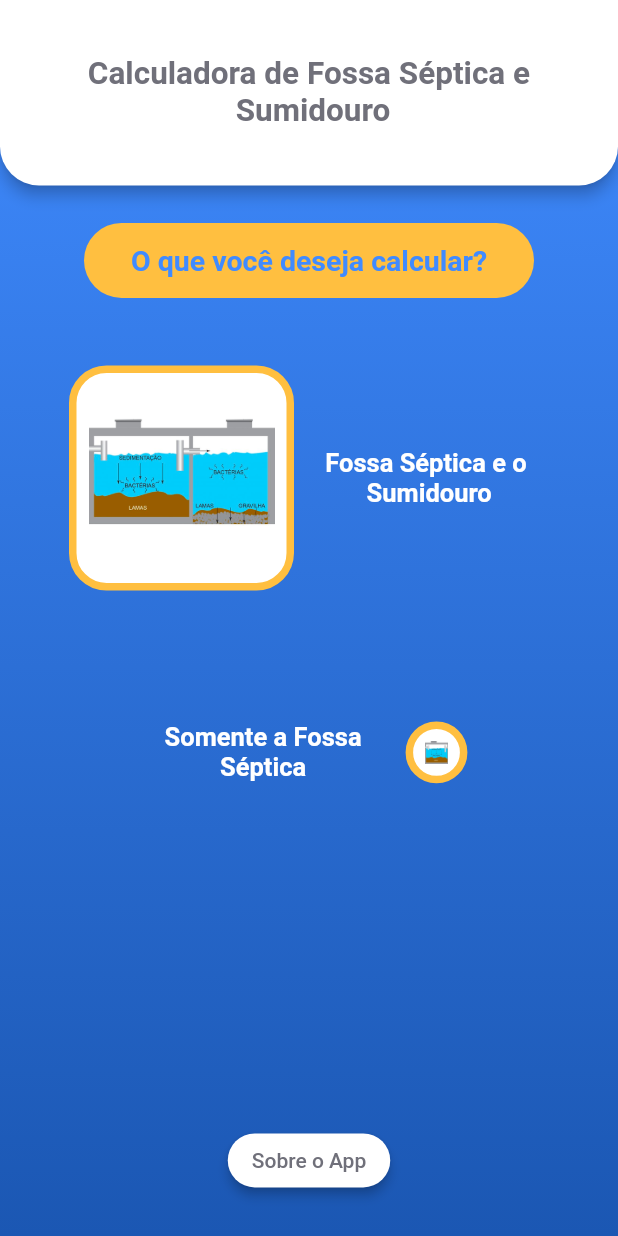
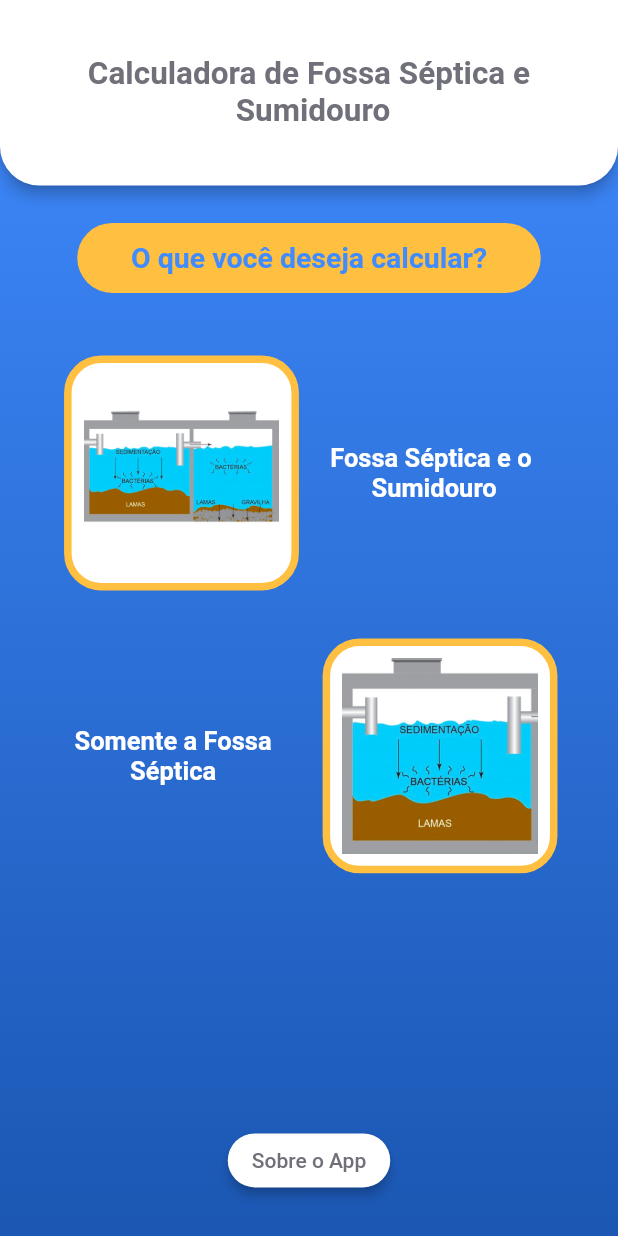
Before and after one commit to FelippeNO/fossa_septica, a Flutter app: the screen it shows after launch, on a phone screen of 412 x 824 dp. Run offline on Flutter 3.47's test engine with Material 2 defaults, Android fonts, the phone set to English and light mode, and no system bars; our stand-ins replace splashscreen.

Commit message:
More changes

```diff
--- /dev/null
+++ b/lib/core/colors.dart
@@ -0,0 +1,7 @@
+import 'package:flutter/material.dart';
+
+class AppColors {
+  static const Color supernova = Color.fromRGBO(255, 191, 64, 1);
+  static const Color dodgerBluePRIMARY = Color.fromRGBO(64, 139, 255, 1);
+  static const Color denimSECUNDARY = Color.fromRGBO(27, 87, 179, 1);
+}
--- a/lib/core/scale.dart
+++ b/lib/core/scale.dart
@@ -1,23 +1,14 @@
-import 'dart:html';
-
 import 'package:flutter/cupertino.dart';
 
-class UIScale {
-  static double getScale(BuildContext context) {
-    double scale = 1.0;
-    double width = MediaQuery.of(context).size.width;
-    double height = MediaQuery.of(context).size.height;
-    double widthRatio = width / 375;
-    double heightRatio = height / 667;
-    scale = widthRatio > heightRatio ? heightRatio : widthRatio;
-    return scale;
-  }
+class Scale {
+  static late double widthDevice;
+  static late double heightDevice;
 
-  static double height(BuildContext context, double scale) {
-    return MediaQuery.of(context).size.height * (scale / 100);
-  }
+  static double width(double percentage) => (widthDevice / 100) * percentage;
 
-  static double width(BuildContext context, double scale) {
-    return MediaQuery.of(context).size.width * (scale / 100);
+  static void init(BuildContext context) {
+    Size screenSize = MediaQuery.of(context).size;
+    widthDevice = screenSize.width;
+    heightDevice = screenSize.height;
   }
 }
--- a/lib/main.dart
+++ b/lib/main.dart
@@ -2,7 +2,6 @@ import 'package:flutter/material.dart';
 import 'package:fossa_septica/ui/home2.dart';
 import 'ui/home.dart';
 import 'ui/intro.dart';
-
 
 //VARIÁVEIS GLOBAIS
 
--- a/lib/ui/home2.dart
+++ b/lib/ui/home2.dart
@@ -1,12 +1,11 @@
 // ignore_for_file: prefer_const_constructors
 
-import 'package:flutter/cupertino.dart';
 import 'package:flutter/material.dart';
-import 'package:fossa_septica/main.dart';
-import 'package:fossa_septica/ui/models/square_button.dart';
+import 'package:fossa_septica/core/colors.dart';
+import 'package:fossa_septica/core/scale.dart';
+import 'package:fossa_septica/ui/widgets/orange_box.dart';
+import 'package:fossa_septica/ui/widgets/square_button.dart';
 import 'package:fossa_septica/ui/tela1calculo_fossa.dart';
-import 'package:fossa_septica/ui/tela2.dart';
-import 'package:fossa_septica/ui/home.dart';
 
 class Fossa_Septica2 extends StatefulWidget {
   const Fossa_Septica2({Key? key}) : super(key: key);
@@ -36,8 +35,8 @@ class _Fossa_Septica2State extends State<Fossa_Septica2> {
         child: Container(
           decoration: BoxDecoration(
             gradient: LinearGradient(begin: Alignment.bottomCenter, end: Alignment.topCenter, colors: const [
-              Color.fromRGBO(27, 87, 179, 1), //azul escuro
-              Color.fromRGBO(64, 139, 255, 1), //azul padrao
+              AppColors.denimSECUNDARY, //azul escuro
+              AppColors.dodgerBluePRIMARY, //azul padrao
             ]),
           ),
           child: Column(
@@ -54,23 +53,9 @@ class _Fossa_Septica2State extends State<Fossa_Septica2> {
                         children: [
                           Padding(
                             padding: EdgeInsets.all(25),
-                            child: Container(
-                                //inicio primeiro texto com fundo laranja
-                                height: 50,
-                                width: 300,
-                                decoration: BoxDecoration(
-                                    color: Color.fromRGBO(255, 191, 64, 1), //laranja padrao
-                                    borderRadius: BorderRadius.all(Radius.circular(25))),
-                                child: Center(
-                                  child: Text(
-                                    "O que você deseja calcular?",
-                                    style: TextStyle(
-                                        color: Color.fromRGBO(64, 139, 255, 1), // azul padrao
-                                        fontWeight: FontWeight.bold,
-                                        fontSize: 19.0),
-                                    textAlign: TextAlign.center,
-                                  ),
-                                )), //fim primeiro texto com fundo laranja
+                            child: OrangeBox(
+                              'O que você deseja calcular?',
+                            ), //fim primeiro texto com fundo laranja
                           ),
                           Padding(
                             padding: EdgeInsets.all(10),
@@ -81,21 +66,10 @@ class _Fossa_Septica2State extends State<Fossa_Septica2> {
                                 Padding(
                                   // primeira linha de texto e opcao
                                   padding: const EdgeInsets.all(3.0),
-                                  child: Container(
-                                    child: IconButton(
-                                      onPressed: () {
-                                        Navigator.of(context)
-                                            .push(MaterialPageRoute(builder: (context) => Tela1CalculoFossa()));
-                                      },
-                                      icon: Image.asset('assets/images/fossa_septica_sumidouro_botao.png'),
-                                    ),
-                                    decoration: BoxDecoration(
-                                        border: Border.all(color: Color.fromRGBO(255, 191, 64, 1), width: 5.0),
-                                        color: Colors.white,
-                                        borderRadius: BorderRadius.all(Radius.circular(25))),
-                                    // opcao 1
-                                    height: 150,
-                                    width: 150,
+                                  child: SquareButton(
+                                    onPressed: () => Navigator.of(context)
+                                        .push(MaterialPageRoute(builder: (context) => Tela1CalculoFossa())),
+                                    imageFile: 'assets/images/fossa_septica_sumidouro_botao.png',
                                   ),
                                 ),
                                 Padding(
@@ -125,7 +99,7 @@ class _Fossa_Septica2State extends State<Fossa_Septica2> {
                               mainAxisAlignment: MainAxisAlignment.center,
                               children: [
                                 Padding(
-                                  padding: const EdgeInsets.all(10.0),
+                                  padding: EdgeInsets.all(Scale.width(3)),
                                   child: SizedBox(
                                     //texto 2
                                     height: 150,
@@ -141,8 +115,10 @@ class _Fossa_Septica2State extends State<Fossa_Septica2> {
                                   ),
                                 ),
                                 Padding(
-                                  padding: const EdgeInsets.all(10.0),
-                                  child: SquareButton(),
+                                  padding: EdgeInsets.all(Scale.width(3)),
+                                  child: SquareButton(
+                                    imageFile: 'assets/images/fossa_septica_botao.png',
+                                  ),
                                 )
                               ],
                             ),
--- a/lib/ui/models/square_button.dart
+++ /dev/null
@@ -1,23 +0,0 @@
-import 'package:flutter/material.dart';
-import 'package:fossa_septica/core/scale.dart';
-
-class SquareButton extends StatelessWidget {
-  const SquareButton({Key? key}) : super(key: key);
-
-  @override
-  Widget build(BuildContext context) {
-    return Container(
-      child: IconButton(
-        onPressed: null,
-        icon: Image.asset('assets/images/fossa_septica_botao.png'),
-      ),
-      //opcao 2
-      height: UIScale.width(context, 10),
-      width: UIScale.width(context, 10),
-      decoration: BoxDecoration(
-          border: Border.all(color: Color.fromRGBO(255, 191, 64, 1), width: 5.0),
-          color: Colors.white,
-          borderRadius: BorderRadius.all(Radius.circular(25))),
-    );
-  }
-}
--- /dev/null
+++ b/lib/ui/widgets/orange_box.dart
@@ -0,0 +1,27 @@
+import 'package:flutter/material.dart';
+import 'package:fossa_septica/core/colors.dart';
+import 'package:fossa_septica/core/scale.dart';
+
+class OrangeBox extends StatelessWidget {
+  final String text;
+  const OrangeBox(this.text, {Key? key}) : super(key: key);
+
+  @override
+  Widget build(BuildContext context) {
+    return Container(
+      width: Scale.width(75),
+      decoration:
+          BoxDecoration(color: AppColors.supernova, borderRadius: BorderRadius.all(Radius.circular(Scale.width(6)))),
+      child: Padding(
+        padding: EdgeInsets.symmetric(vertical: Scale.width(3)),
+        child: Center(
+          child: Text(
+            text,
+            style: const TextStyle(color: AppColors.dodgerBluePRIMARY, fontWeight: FontWeight.bold, fontSize: 19.0),
+            textAlign: TextAlign.center,
+          ),
+        ),
+      ),
+    );
+  }
+}
--- /dev/null
+++ b/lib/ui/widgets/square_button.dart
@@ -0,0 +1,32 @@
+import 'package:flutter/material.dart';
+import 'package:fossa_septica/core/colors.dart';
+import 'package:fossa_septica/core/scale.dart';
+
+class SquareButton extends StatelessWidget {
+  final String imageFile;
+  final double size;
+  final VoidCallback? onPressed;
+  const SquareButton({Key? key, this.imageFile = '', this.size = 38, this.onPressed}) : super(key: key);
+
+  @override
+  Widget build(BuildContext context) {
+    return Container(
+      child: IconButton(
+        onPressed: onPressed,
+        icon: imageFile == '' ? const SizedBox() : Image.asset(imageFile),
+      ),
+      //opcao 2
+      height: Scale.width(size),
+      width: Scale.width(size),
+      decoration: BoxDecoration(
+        border: Border.all(color: AppColors.supernova, width: 5.0),
+        color: Colors.white,
+        borderRadius: BorderRadius.all(
+          Radius.circular(
+            Scale.width(6),
+          ),
+        ),
+      ),
+    );
+  }
+}
--- a/pubspec.yaml
+++ b/pubspec.yaml
@@ -36,6 +36,7 @@ dependencies:
   cupertino_icons: ^1.0.2
   splashscreen: ^1.3.5
   html: ^0.15.0
+  universal_html: ^2.0.8
 
 dev_dependencies:
   flutter_test:
```
Also changed, not shown: lib/ui/home.dart (+24 -59 lines), lib/ui/intro.dart (+3 -7 lines), lib/ui/tela1calculo_fossa.dart (+47 -125 lines), lib/ui/tela2.dart (+11 -26 lines), lib/ui/tela_resultado_vol_util.dart (+45 -66 lines), pubspec.lock.
